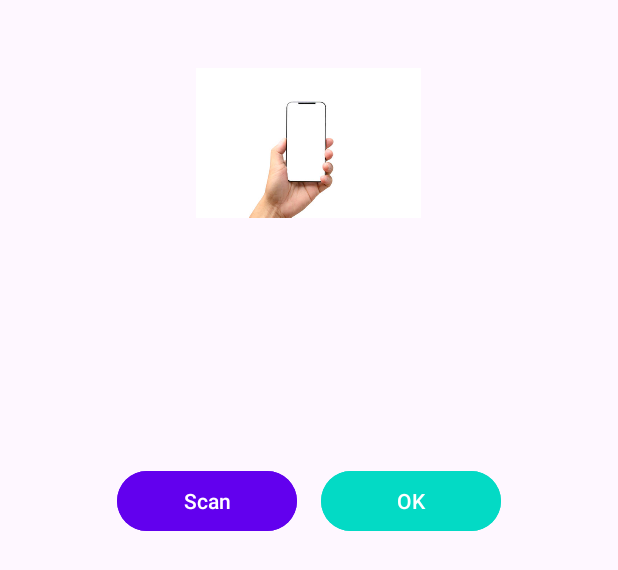
After one commit to Avi208/SmartNFCTag, an Android app: the layout dialog_nfc_bottom_sheet.xml on its own in the app's theme, with its tools: preview values and no code run, on a phone screen of 412 x 824 dp. The commit adds this screen. Shown: the top 570 px of the screen. Run offline under Robolectric (Android 15) with nearby library versions, the phone set to English and light mode, and no system bars.

Commit message:
Added the write dialog layout and tried some amimation to scan the NFC

```diff
--- a/app/src/main/AndroidManifest.xml
+++ b/app/src/main/AndroidManifest.xml
@@ -22,7 +22,9 @@
                 <category android:name="android.intent.category.LAUNCHER" />
             </intent-filter>
         </activity>
-        <activity android:name=".NFCActivity"
+        <activity android:name=".NFCActivity"/>
+
+        <activity android:name=".HomeActivity"
             android:exported="true">
             <intent-filter>
                 <action android:name="android.nfc.action.NDEF_DISCOVERED"/>
@@ -30,7 +32,7 @@
                 <data android:mimeType="text/plain"/>
             </intent-filter>
         </activity>
-        <activity android:name=".HomeActivity" />
+        <activity android:name=".NfcAnimationActivity" />
     </application>
 
 </manifest>
--- /dev/null
+++ b/app/src/main/res/drawable/bottom_sheet_background.xml
@@ -0,0 +1,6 @@
+<shape xmlns:android="http://schemas.android.com/apk/res/android">
+    <corners android:radius="30dp" />
+    <solid android:color="@color/white" />
+    <padding android:left="10dp" android:top="10dp" android:right="10dp" android:bottom="10dp"/>
+    <elevation android:height="10dp"/>
+</shape>
--- /dev/null
+++ b/app/src/main/res/layout/dialog_nfc_bottom_sheet.xml
@@ -0,0 +1,55 @@
+<?xml version="1.0" encoding="utf-8"?>
+<LinearLayout xmlns:android="http://schemas.android.com/apk/res/android"
+    xmlns:app="http://schemas.android.com/apk/res-auto"
+    xmlns:tools="http://schemas.android.com/tools"
+    android:layout_width="match_parent"
+    android:layout_height="wrap_content"
+    android:orientation="vertical"
+    android:padding="20dp">
+
+    <!-- Hand and Phone Animation -->
+    <ImageView
+        android:id="@+id/phoneImage"
+        android:layout_width="150dp"
+        android:layout_height="150dp"
+        android:src="@drawable/hands_phone"
+        android:layout_gravity="center_horizontal" />
+
+    <!-- NFC Tag Icon -->
+    <ImageView
+        android:id="@+id/nfcTagImage"
+        android:layout_width="100dp"
+        android:layout_height="100dp"
+        android:src="@drawable/nfc_animation"
+        android:layout_gravity="center_horizontal"
+        android:layout_marginTop="20dp"
+        android:alpha="0" />
+
+    <!-- Button Row -->
+    <LinearLayout
+        android:layout_width="match_parent"
+        android:layout_height="wrap_content"
+        android:orientation="horizontal"
+        android:gravity="center"
+        android:layout_marginTop="20dp">
+
+        <!-- Scan Button -->
+        <Button
+            android:id="@+id/btnScan"
+            android:layout_width="120dp"
+            android:layout_height="wrap_content"
+            android:text="Scan"
+            android:backgroundTint="@color/primary_color"
+            android:textColor="@color/white" />
+
+        <!-- OK Button -->
+        <Button
+            android:id="@+id/btnOk"
+            android:layout_width="120dp"
+            android:layout_height="wrap_content"
+            android:text="OK"
+            android:layout_marginStart="16dp"
+            android:backgroundTint="@color/secondary_color"
+            android:textColor="@color/white" />
+    </LinearLayout>
+</LinearLayout>
--- a/app/src/main/res/values/colors.xml
+++ b/app/src/main/res/values/colors.xml
@@ -2,4 +2,8 @@
 <resources>
     <color name="black">#FF000000</color>
     <color name="white">#FFFFFFFF</color>
+    <color name="background_color">#F4F4F4</color>
+    <color name="primary_color">#6200EE</color>
+    <color name="secondary_color">#03DAC5</color>
+
 </resources>
```
Also changed, not shown: app/src/main/java/com/example/smartnfctag/CardAdapter.java (+22 -4 lines), app/src/main/java/com/example/smartnfctag/HomeActivity.java (+72 -0 lines), app/src/main/java/com/example/smartnfctag/NfcAnimationActivity.java (added, +83 -0 lines), app/src/main/res/drawable/hands_phone.jpg (added), app/src/main/res/drawable/nfc_animation.jpeg (added).
